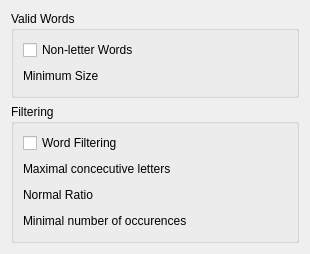
Qt form stringindexer/frontend/kde/config.ui (pfrancq/galilei) before a commit.
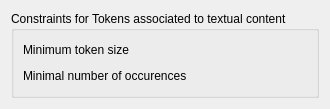
The same form after that commit. Custom widgets are drawn as their Qt base class.

What changed in the file:
```diff
--- a/stringindexer/frontend/kde/config.ui
+++ b/stringindexer/frontend/kde/config.ui
@@ -6,39 +6,26 @@
    <rect>
     <x>0</x>
     <y>0</y>
-    <width>310</width>
-    <height>244</height>
+    <width>330</width>
+    <height>99</height>
    </rect>
   </property>
   <property name="windowTitle">
    <string>Form</string>
   </property>
-  <layout class="QVBoxLayout" name="verticalLayout">
+  <layout class="QVBoxLayout" name="verticalLayout_2">
    <item>
-    <widget class="QGroupBox" name="groupBox_2">
+    <widget class="QGroupBox" name="groupBox">
      <property name="title">
-      <string>Valid Words</string>
+      <string>Constraints for Tokens associated to textual content</string>
      </property>
-     <layout class="QVBoxLayout" name="verticalLayout_2">
-      <item>
-       <widget class="QCheckBox" name="NonLetterWords">
-        <property name="toolTip">
-         <string>Should non letter words be used.</string>
-        </property>
-        <property name="whatsThis">
-         <string>When analysing a document, it is possible to use for the description only words containing letters.</string>
-        </property>
-        <property name="text">
-         <string>Non-letter Words</string>
-        </property>
-       </widget>
-      </item>
+     <layout class="QVBoxLayout" name="verticalLayout">
       <item>
        <layout class="QHBoxLayout" name="_2">
         <item>
          <widget class="QLabel" name="textLabel2">
           <property name="text">
-           <string>Minimum Size</string>
+           <string>Minimum token size</string>
           </property>
           <property name="wordWrap">
            <bool>false</bool>
@@ -67,121 +54,7 @@
            <string>Specify the minimum size of words.</string>
           </property>
           <property name="whatsThis">
-           <string>When a word is contained in the document and its size is lower than this threshold, the word is not used.</string>
-          </property>
-         </widget>
-        </item>
-       </layout>
-      </item>
-     </layout>
-    </widget>
-   </item>
-   <item>
-    <widget class="QGroupBox" name="groupFiltering">
-     <property name="title">
-      <string>Filtering</string>
-     </property>
-     <layout class="QVBoxLayout" name="verticalLayout_3">
-      <item>
-       <widget class="QCheckBox" name="Filtering">
-        <property name="toolTip">
-         <string>Specify if the word filtering is enabled.</string>
-        </property>
-        <property name="whatsThis">
-         <string>The plug-in can filter the words that are used to index the documents based on several criteria.</string>
-        </property>
-        <property name="text">
-         <string>Word Filtering</string>
-        </property>
-       </widget>
-      </item>
-      <item>
-       <layout class="QHBoxLayout" name="_3">
-        <item>
-         <widget class="QLabel" name="textLabel1_2">
-          <property name="toolTip">
-           <string>Maximum number of following occurences of same letter.</string>
-          </property>
-          <property name="whatsThis">
-           <string>Maximum number of following occurences of same letter.</string>
-          </property>
-          <property name="text">
-           <string>Maximal concecutive letters</string>
-          </property>
-          <property name="wordWrap">
-           <bool>false</bool>
-          </property>
-         </widget>
-        </item>
-        <item>
-         <spacer name="spacer6">
-          <property name="orientation">
-           <enum>Qt::Horizontal</enum>
-          </property>
-          <property name="sizeType">
-           <enum>QSizePolicy::Expanding</enum>
-          </property>
-          <property name="sizeHint" stdset="0">
-           <size>
-            <width>0</width>
-            <height>20</height>
-           </size>
-          </property>
-         </spacer>
-        </item>
-        <item>
-         <widget class="KIntNumInput" name="NbSameOccur">
-          <property name="toolTip">
-           <string>Maximum number of following occurences of same letter.</string>
-          </property>
-          <property name="whatsThis">
-           <string>Maximum number of following occurences of same letter.</string>
-          </property>
-         </widget>
-        </item>
-       </layout>
-      </item>
-      <item>
-       <layout class="QHBoxLayout" name="_4">
-        <item>
-         <widget class="QLabel" name="textLabel2_2">
-          <property name="toolTip">
-           <string>Value of the ratio of normal letters on the total number of letters to be considered as a valid.</string>
-          </property>
-          <property name="whatsThis">
-           <string>Value of the ratio of normal letters on the total number of letters to be considered as a valid.</string>
-          </property>
-          <property name="text">
-           <string>Normal Ratio</string>
-          </property>
-          <property name="wordWrap">
-           <bool>false</bool>
-          </property>
-         </widget>
-        </item>
-        <item>
-         <spacer name="spacer7">
-          <property name="orientation">
-           <enum>Qt::Horizontal</enum>
-          </property>
-          <property name="sizeType">
-           <enum>QSizePolicy::Expanding</enum>
-          </property>
-          <property name="sizeHint" stdset="0">
-           <size>
-            <width>0</width>
-            <height>20</height>
-           </size>
-          </property>
-         </spacer>
-        </item>
-        <item>
-         <widget class="KDoubleNumInput" name="NormalRatio">
-          <property name="toolTip">
-           <string>Value of the ratio of normal letters on the total number of letters to be considered as a valid.</string>
-          </property>
-          <property name="whatsThis">
-           <string>Value of the ratio of normal letters on the total number of letters to be considered as a valid.</string>
+           <string>When a token is contained in the document and its size is lower than this threshold, it is not used for the description.</string>
           </property>
          </widget>
         </item>
@@ -233,11 +106,6 @@
   </layout>
  </widget>
  <customwidgets>
-  <customwidget>
-   <class>KDoubleNumInput</class>
-   <extends>QWidget</extends>
-   <header>knuminput.h</header>
-  </customwidget>
   <customwidget>
    <class>KIntNumInput</class>
    <extends>QWidget</extends>
```
Left out of the diff: 63 changed lines with no effect on the pictures.
